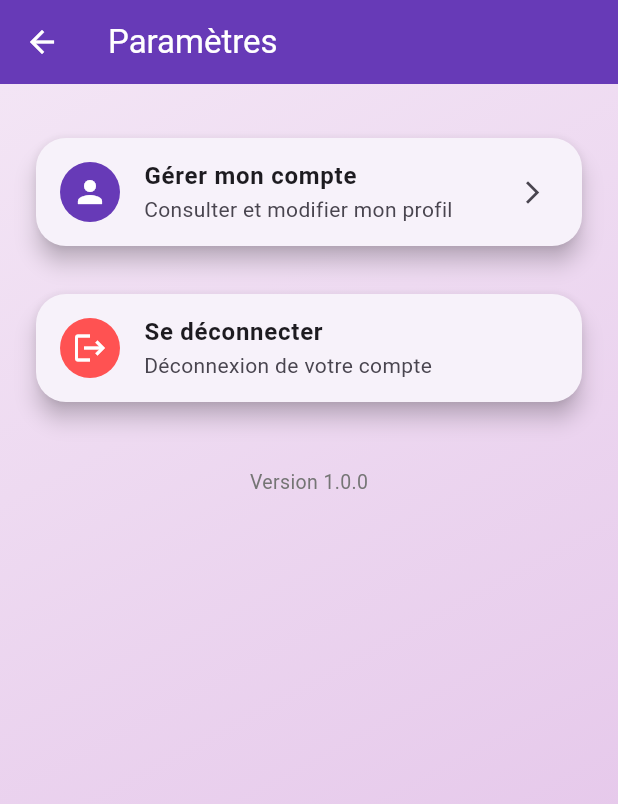
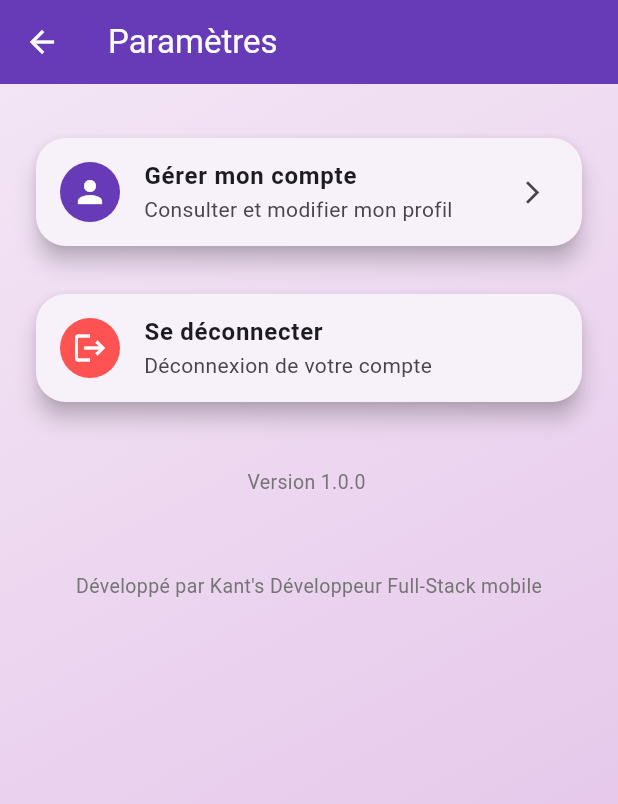
Before and after one commit to Antoinesha/Cantique-Liturgique, a Flutter app: the SettingsScreen screen opened directly, on a phone screen of 412 x 824 dp. Shown: the top 804 px of the screen. Run offline on Flutter 3.47's test engine with Material 3 defaults, Android fonts, the phone set to English and light mode, and no system bars; our stand-ins replace cloud_firestore, firebase_auth, firebase_core, flutter_animate, image_picker, smooth_page_indicator; accounts and stored records are empty; Roboto replaces fonts that are missing (Montserrat).

Commit message:
Mise à jour de la déconnexion : amélioration de la méthode de déconnexion pour rediriger vers l'écran d'accueil et ajout de commentaires explicatifs.

```diff
--- a/lib/main.dart
+++ b/lib/main.dart
@@ -1,13 +1,7 @@
 import 'package:flutter/material.dart';
 import 'package:firebase_core/firebase_core.dart';
 import 'package:cloud_firestore/cloud_firestore.dart';
-
-import 'package:cantique_liturgique/screens/Auth/auth_gate.dart';
 import 'package:cantique_liturgique/screens/Presentation/presentation_screen.dart';
-import 'package:cantique_liturgique/screens/Presentation/onboarding_screen.dart';
-import 'package:cantique_liturgique/screens/Auth/welcome_screen.dart';
-import 'package:cantique_liturgique/screens/Auth/login_screen.dart';
-import 'package:cantique_liturgique/theme.dart';
 
 Future<void> main() async {
   WidgetsFlutterBinding.ensureInitialized();
--- a/lib/screens/Profiles/settings.dart
+++ b/lib/screens/Profiles/settings.dart
@@ -1,3 +1,4 @@
+import 'package:cantique_liturgique/screens/Auth/welcome_screen.dart';
 import 'package:flutter/material.dart';
 import 'package:firebase_auth/firebase_auth.dart';
 import 'package:cantique_liturgique/screens/Profiles/profil_screen.dart';
@@ -5,10 +6,22 @@ import 'package:cantique_liturgique/screens/Profiles/profil_screen.dart';
 class SettingsScreen extends StatelessWidget {
   const SettingsScreen({super.key});
 
+  /// Déconnecte l'utilisateur actuel de l'application.
+  ///
+  /// Cette méthode utilise FirebaseAuth pour effectuer la déconnexion.
+  /// Après la déconnexion, l'utilisateur est redirigé vers l'écran d'accueil
+  /// ou de connexion en supprimant toutes les routes précédentes de la pile de navigation.
+  ///
+  /// [context] : Le contexte de construction utilisé pour la navigation.
   Future<void> _signOut(BuildContext context) async {
     await FirebaseAuth.instance.signOut();
     // Retour à l'écran de connexion ou accueil après déconnexion
-    Navigator.of(context).pushNamedAndRemoveUntil('/', (route) => false);
+    // Navigator.push(context, MaterialPageRoute(builder: (_) => WelcomeScreen()));
+    // Supprimer toutes les routes précédentes de la pile de navigation
+    Navigator.of(context).pushAndRemoveUntil(
+      MaterialPageRoute(builder: (_) => WelcomeScreen()),
+      (route) => false,
+    );
   }
 
   @override
@@ -77,7 +90,14 @@ class SettingsScreen extends StatelessWidget {
             const SizedBox(height: 40),
             Center(
               child: Text(
-                'Version 1.0.0',
+                'Version 1.0.0 ',
+                style: TextStyle(color: Colors.grey.shade600, fontSize: 13),
+              ),
+            ),
+            const SizedBox(height: 50),
+            Center(
+              child: Text(
+                'Développé par Kant\'s Développeur Full-Stack mobile',
                 style: TextStyle(color: Colors.grey.shade600, fontSize: 13),
               ),
             ),
```
